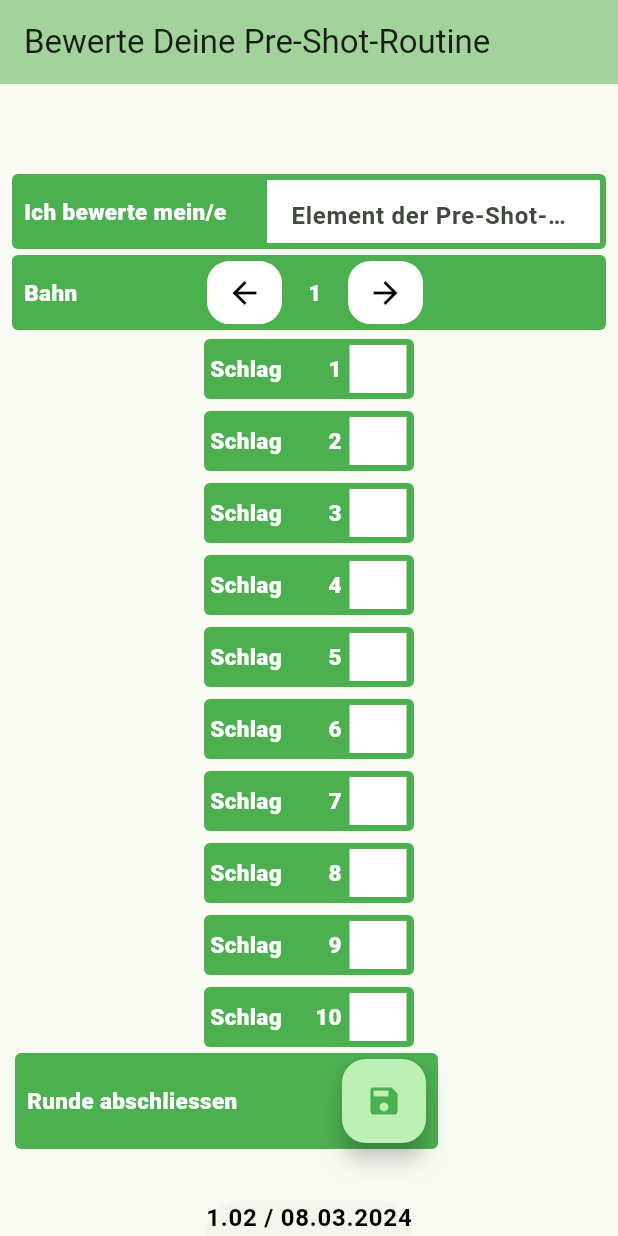
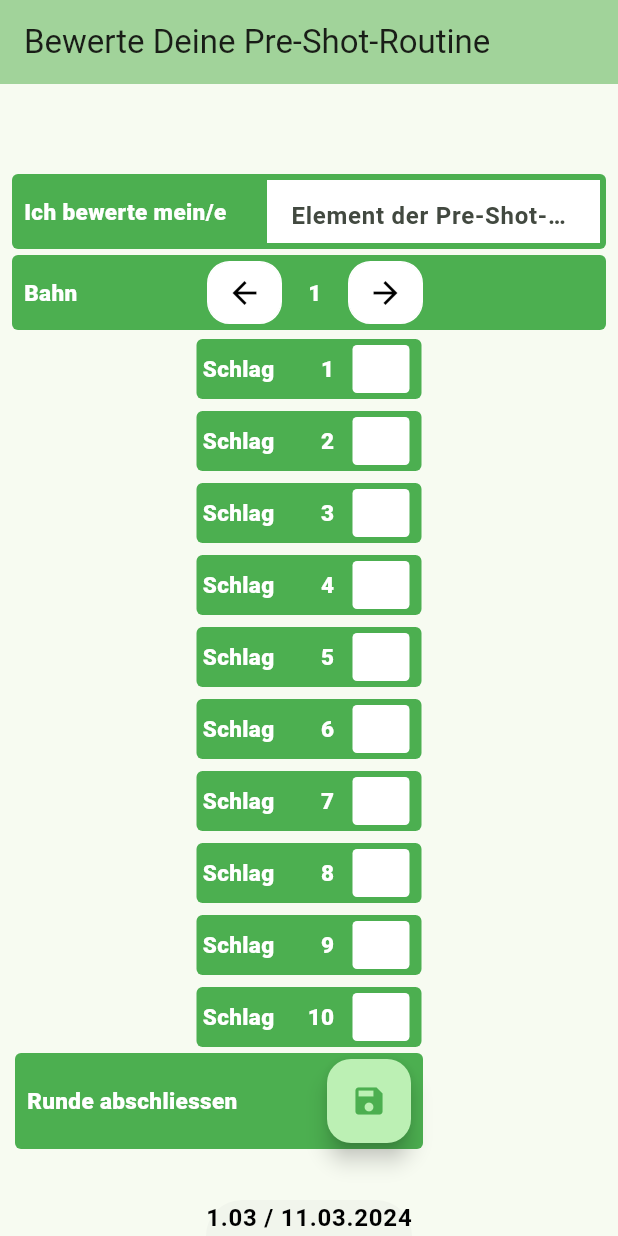
Before and after one commit to chrbuchsteiner61/valuation_pre_shot, a Flutter app: the screen it shows after launch, on a phone screen of 412 x 824 dp. Run offline on Flutter 3.47's test engine with Material 3 defaults, Android fonts, the light colour scheme and no system bars; our stand-ins replace logger, pdf, printing; Roboto replaces fonts that are missing (Noto).

Commit message:
Minor adjustments rounded corners for input fields README completed

```diff
--- a/lib/main.dart
+++ b/lib/main.dart
@@ -84,7 +84,7 @@ class MyHomePage extends StatefulWidget {
 }
 
 class _MyHomePageState extends State<MyHomePage> {
-  final String version = '1.02 / 08.03.2024';
+  final String version = '1.03 / 11.03.2024';
   int tee = 1;
 
   String aValuation = '';
--- a/lib/ui_areas/save_your_round.dart
+++ b/lib/ui_areas/save_your_round.dart
@@ -20,7 +20,7 @@ class SaveYourRound extends StatelessWidget {
   Widget build(BuildContext context) {
     StyledText saveRoundText = StyledText(
       aText: 'Runde abschliessen ',
-      aWidth: 200,
+      aWidth: 190,
       aLignment: 'left',
     );
 
--- a/lib/ui_areas/single_valuation.dart
+++ b/lib/ui_areas/single_valuation.dart
@@ -22,7 +22,7 @@ class SingleValuation extends StatelessWidget {
     aLignment: 'left',
   );
 
-  SizedBox aSpace = const SizedBox(width: 5);
+  SizedBox aSpace = const SizedBox(width: 12);
 
   String convertStrokeNumberToTee(String strokeNumber) {
     int strokeOnATee = int.parse(strokeNumber) % numberOfStrokes;
@@ -38,7 +38,7 @@ class SingleValuation extends StatelessWidget {
       visible: visibleElement,
       child: Center(
         child: Container(
-          width: 140,
+          width: 150,
           height: 40,
           margin: const EdgeInsets.all(4),
           decoration: BoxDecoration(
@@ -59,8 +59,16 @@ class SingleValuation extends StatelessWidget {
                   width: 38,
                   child: TextField(
                     controller: aController,
-                    decoration: const InputDecoration(
-                      border: InputBorder.none,
+                    decoration: InputDecoration(
+                 //     border: InputBorder.none,
+                      border: OutlineInputBorder(
+                        borderRadius: BorderRadius.circular(3.0),
+                        borderSide: BorderSide(
+                          width: 0,
+                          style: BorderStyle.none,
+                        ),
+                      ),
+                      contentPadding: EdgeInsets.fromLTRB(12, 2, 8, 3),
                       filled: true,
                       fillColor: Colors.white,
                     ),
```
Also changed, not shown: lib/methods/pdf_stroke_page.dart (+4 -5 lines), lib/ui_areas/input_your_routine_element.dart (+9 -2 lines), 1 other file.
